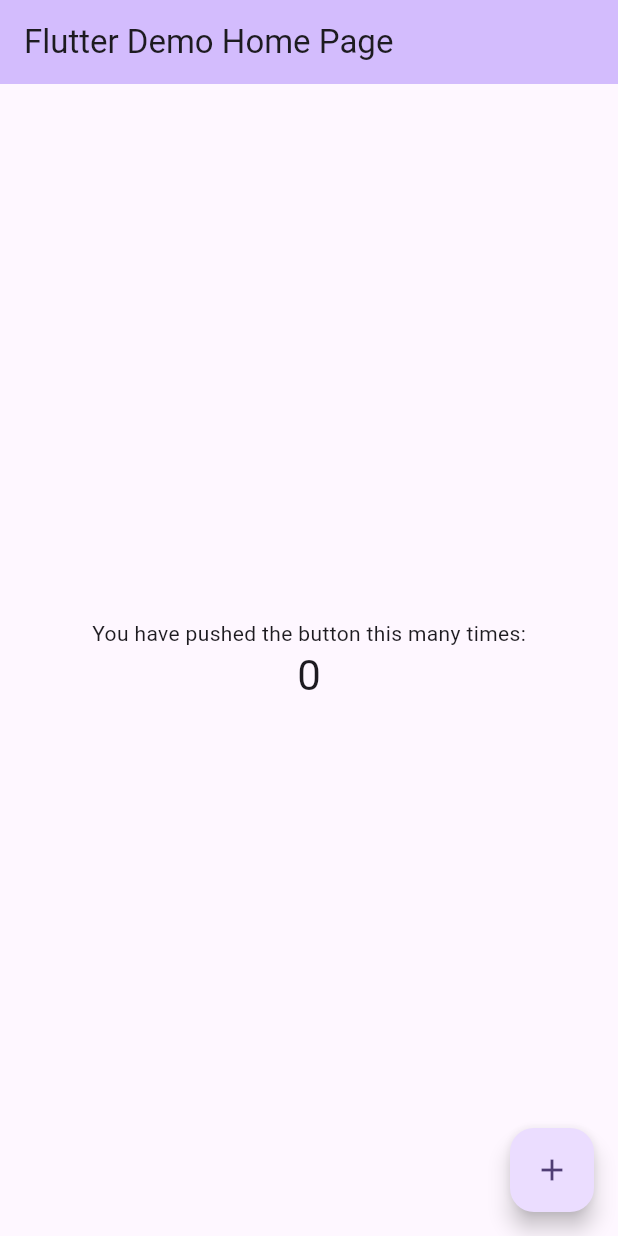
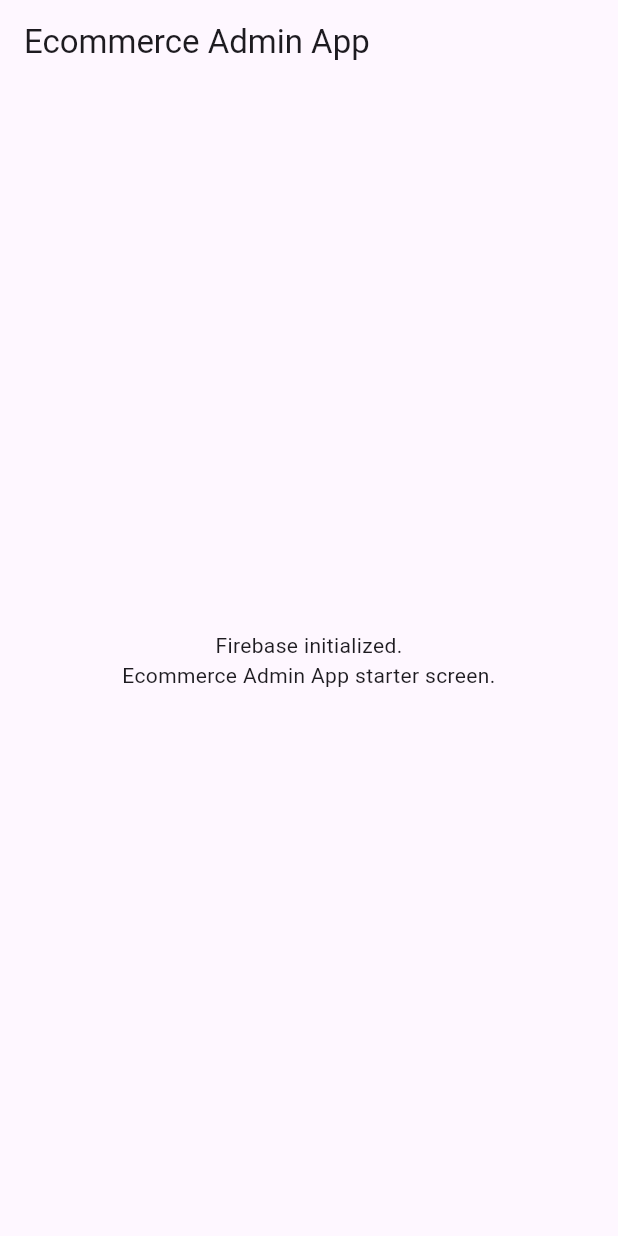
Before and after one commit to arrahman10/ecommerce-admin-app, a Flutter app: the screen it shows after launch, on a phone screen of 412 x 824 dp. Run offline on Flutter 3.47's test engine with Material 3 defaults, Android fonts, the phone set to English and light mode, and no system bars; our stand-ins replace firebase_core; accounts and stored records are empty.

Commit message:
chore: configure Firebase for ecommerce_admin_app
- Add firebase_core dependency to pubspec.yaml and regenerate pubspec.lock
- Initialize Firebase in main.dart using DefaultFirebaseOptions.currentPlatform with a simple starter HomePage
- Add FlutterFire CLI generated files: firebase.json, lib/firebase_options.dart, and android/app/google-services.json
- Update Android Gradle KTS scripts (android/app/build.gradle.kts and android/settings.gradle.kts) for Google services and Firebase setup

```diff
--- a/lib/main.dart
+++ b/lib/main.dart
@@ -1,122 +1,47 @@
 import 'package:flutter/material.dart';
+import 'package:firebase_core/firebase_core.dart';
 
-void main() {
+import 'firebase_options.dart';
+
+Future<void> main() async {
+  // Ensure Flutter bindings are initialized before using Firebase.
+  WidgetsFlutterBinding.ensureInitialized();
+
+  await Firebase.initializeApp(options: DefaultFirebaseOptions.currentPlatform);
+
   runApp(const MyApp());
 }
 
 class MyApp extends StatelessWidget {
   const MyApp({super.key});
 
-  // This widget is the root of your application.
   @override
   Widget build(BuildContext context) {
     return MaterialApp(
-      title: 'Flutter Demo',
+      title: 'Ecommerce Admin App',
+      debugShowCheckedModeBanner: false,
       theme: ThemeData(
-        // This is the theme of your application.
-        //
-        // TRY THIS: Try running your application with "flutter run". You'll see
-        // the application has a purple toolbar. Then, without quitting the app,
-        // try changing the seedColor in the colorScheme below to Colors.green
-        // and then invoke "hot reload" (save your changes or press the "hot
-        // reload" button in a Flutter-supported IDE, or press "r" if you used
-        // the command line to start the app).
-        //
-        // Notice that the counter didn't reset back to zero; the application
-        // state is not lost during the reload. To reset the state, use hot
-        // restart instead.
-        //
-        // This works for code too, not just values: Most code changes can be
-        // tested with just a hot reload.
         colorScheme: ColorScheme.fromSeed(seedColor: Colors.deepPurple),
+        useMaterial3: true,
       ),
-      home: const MyHomePage(title: 'Flutter Demo Home Page'),
+      home: const HomePage(),
     );
   }
 }
 
-class MyHomePage extends StatefulWidget {
-  const MyHomePage({super.key, required this.title});
-
-  // This widget is the home page of your application. It is stateful, meaning
-  // that it has a State object (defined below) that contains fields that affect
-  // how it looks.
-
-  // This class is the configuration for the state. It holds the values (in this
-  // case the title) provided by the parent (in this case the App widget) and
-  // used by the build method of the State. Fields in a Widget subclass are
-  // always marked "final".
-
-  final String title;
-
-  @override
-  State<MyHomePage> createState() => _MyHomePageState();
-}
-
-class _MyHomePageState extends State<MyHomePage> {
-  int _counter = 0;
-
-  void _incrementCounter() {
-    setState(() {
-      // This call to setState tells the Flutter framework that something has
-      // changed in this State, which causes it to rerun the build method below
-      // so that the display can reflect the updated values. If we changed
-      // _counter without calling setState(), then the build method would not be
-      // called again, and so nothing would appear to happen.
-      _counter++;
-    });
-  }
+class HomePage extends StatelessWidget {
+  const HomePage({super.key});
 
   @override
   Widget build(BuildContext context) {
-    // This method is rerun every time setState is called, for instance as done
-    // by the _incrementCounter method above.
-    //
-    // The Flutter framework has been optimized to make rerunning build methods
-    // fast, so that you can just rebuild anything that needs updating rather
-    // than having to individually change instances of widgets.
     return Scaffold(
-      appBar: AppBar(
-        // TRY THIS: Try changing the color here to a specific color (to
-        // Colors.amber, perhaps?) and trigger a hot reload to see the AppBar
-        // change color while the other colors stay the same.
-        backgroundColor: Theme.of(context).colorScheme.inversePrimary,
-        // Here we take the value from the MyHomePage object that was created by
-        // the App.build method, and use it to set our appbar title.
-        title: Text(widget.title),
-      ),
-      body: Center(
-        // Center is a layout widget. It takes a single child and positions it
-        // in the middle of the parent.
-        child: Column(
-          // Column is also a layout widget. It takes a list of children and
-          // arranges them vertically. By default, it sizes itself to fit its
-          // children horizontally, and tries to be as tall as its parent.
-          //
-          // Column has various properties to control how it sizes itself and
-          // how it positions its children. Here we use mainAxisAlignment to
-          // center the children vertically; the main axis here is the vertical
-          // axis because Columns are vertical (the cross axis would be
-          // horizontal).
-          //
-          // TRY THIS: Invoke "debug painting" (choose the "Toggle Debug Paint"
-          // action in the IDE, or press "p" in the console), to see the
-          // wireframe for each widget.
-          mainAxisAlignment: MainAxisAlignment.center,
-          children: <Widget>[
-            const Text('You have pushed the button this many times:'),
-            Text(
-              '$_counter',
-              style: Theme.of(context).textTheme.headlineMedium,
-            ),
-          ],
+      appBar: AppBar(title: const Text('Ecommerce Admin App')),
+      body: const Center(
+        child: Text(
+          'Firebase initialized.\nEcommerce Admin App starter screen.',
+          textAlign: TextAlign.center,
         ),
       ),
-      floatingActionButton: FloatingActionButton(
-        onPressed: _incrementCounter,
-        tooltip: 'Increment',
-        child: const Icon(Icons.add),
-      ), // This trailing comma makes auto-formatting nicer for build methods.
     );
   }
 }
--- a/pubspec.yaml
+++ b/pubspec.yaml
@@ -34,6 +34,7 @@ dependencies:
   # The following adds the Cupertino Icons font to your application.
   # Use with the CupertinoIcons class for iOS style icons.
   cupertino_icons: ^1.0.8
+  firebase_core: ^4.2.1
 
 dev_dependencies:
   flutter_test:
```
Also changed, not shown: firebase.json (added), lib/firebase_options.dart (added), pubspec.lock, 3 other files.
